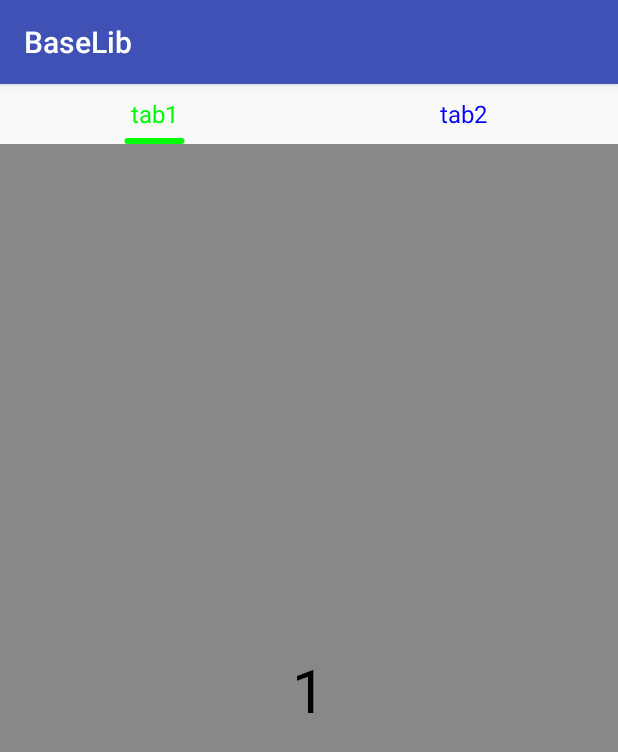
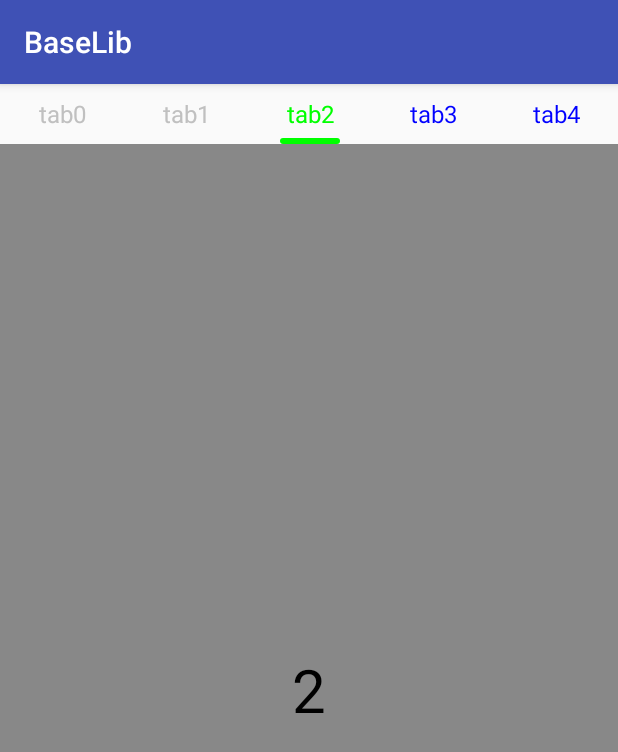
Before and after one commit to zhumingwei/BaseUI, an Android app: the screen it shows after launch (CustomTabActivity), on a phone screen of 412 x 824 dp. Shown: the top 752 px of the screen. Run offline under Robolectric (Android 15) with nearby library versions, the phone set to English and light mode, and no system bars.

Commit message:
自定义可以禁用tab的tablayout

```diff
--- a/app/src/main/java/com/bond/baselib/CustomTabActivity.kt
+++ b/app/src/main/java/com/bond/baselib/CustomTabActivity.kt
@@ -27,9 +27,10 @@ class CustomTabActivity : AppCompatActivity() {
         setContentView(R.layout.activity_custom_tab)
         customTab = findViewById(R.id.customTab)
         viewPager = findViewById(R.id.viewpager)
-        pagerAdapter = MyPagerAdapter(3)
+        pagerAdapter = MyPagerAdapter(5)
         customTab.setupWithViewPagerAdapter(viewpager,pagerAdapter)
         customTab.setDisable(0)
+        customTab.setDisable(1)
     }
 
      inner class MyPagerAdapter (size:Int):PagerAdapter(){
--- a/app/src/main/res/layout/activity_custom_tab.xml
+++ b/app/src/main/res/layout/activity_custom_tab.xml
@@ -10,10 +10,10 @@
         android:layout_width="match_parent"
         android:layout_height="40dp"
         app:mtabBackground="#ff0000"
+        app:mtabMode="fixed"
         app:tabIndicatorColor="#00ff00"
         app:tabIndicatorHeight="4dp"
         app:tabIndicatorWidth="40dp"
-        app:mtabMode="fixed"
         app:tabSelectedTextColor="#00ff00"
         app:tabTextAppearance="@style/BuyEpisode"
         app:tabTextColor="#0000ff">
--- a/baseui/src/main/java/com/bond/baseui/widget/CustomTabLayout.kt
+++ b/baseui/src/main/java/com/bond/baseui/widget/CustomTabLayout.kt
@@ -70,6 +70,10 @@ class CustomTabLayout @JvmOverloads constructor(
     var mode: Int = MODE_FIXED
     val disableSet: MutableSet<Int> = mutableSetOf()
     val scrollOffset = 52
+    //默认禁用颜色，xml文件可以改
+    val defaultDisableColor by lazy {
+        Color.parseColor("#C0C0C0")
+    }
 
     init {
         if (!isInEditMode) {
@@ -91,6 +95,7 @@ class CustomTabLayout @JvmOverloads constructor(
                 tabTextSize = taa.getDimensionPixelSize(android.support.v7.appcompat.R.styleable.TextAppearance_android_textSize, 0)
                 tabColorStateList = taa.getColorStateList(
                         android.support.v7.appcompat.R.styleable.TextAppearance_android_textColor)
+
             } catch (e: Exception) {
 
             } finally {
@@ -101,11 +106,24 @@ class CustomTabLayout @JvmOverloads constructor(
                     // If we have an explicit text color set, use it instead
                     tabColorStateList = ta.getColorStateList(R.styleable.CustomTabLayout_tabTextColor)
                 }
-                if (ta.hasValue(R.styleable.CustomTabLayout_tabSelectedTextColor)) {
-                    val selected = ta.getColor(R.styleable.CustomTabLayout_tabSelectedTextColor, 0)
-                    tabColorStateList = createColorStateList(tabColorStateList?.getDefaultColor()
-                            ?: Color.BLACK, selected)
+
+                if (ta.hasValue(R.styleable.CustomTabLayout_tabSelectedTextColor) || ta.hasValue(R.styleable.CustomTabLayout_tabDisableTextColor)) {
+                    var selected = 0
+                    if (ta.hasValue(R.styleable.CustomTabLayout_tabSelectedTextColor)) {
+                        selected = tabColorStateList?.getColorForState(View.SELECTED_STATE_SET, selected) ?: selected
+                        selected = ta.getColor(R.styleable.CustomTabLayout_tabSelectedTextColor, selected)
+                    }
+
+                    var disableColor = defaultDisableColor
+                    if (ta.hasValue(R.styleable.CustomTabLayout_tabDisableTextColor)) {
+                        disableColor = tabColorStateList?.getColorForState(intArrayOf(-android.R.attr.state_enabled), disableColor) ?: disableColor
+                        disableColor = ta.getColor(R.styleable.CustomTabLayout_tabDisableTextColor, disableColor)
+                    }
+                    tabColorStateList = createColorStateList(tabColorStateList?.defaultColor
+                            ?: Color.BLACK, selected, disableColor)
                 }
+
+
                 if (ta.hasValue(R.styleable.CustomTabLayout_mtabBackground)) {
                     tabBackgroundResId = ta.getResourceId(R.styleable.CustomTabLayout_mtabBackground, 0)
                 }
@@ -136,7 +154,6 @@ class CustomTabLayout @JvmOverloads constructor(
         }
     }
 
-    //TODO tab不能减少，偏移量，点击事件需要考虑，重新计算
     fun setDisable(index: Int) {
         disableSet.add(index)
         delegeteAdater?.notifyDataSetChanged()
@@ -149,19 +166,24 @@ class CustomTabLayout @JvmOverloads constructor(
         delegeteAdater = DelegatePagerAdapter(adapter, disableSet)
         vp.adapter = delegeteAdater
         viewPager?.addOnPageChangeListener(pagListener)
+        tabsContainer.removeAllViews()
+        for (i in 0 until getTabCount()) {
+            addTextTab(i, sourceAdapter?.getPageTitle(i))
+        }
         notifyDataSetChanged()
+
     }
 
 
     private fun notifyDataSetChanged() {
         //刷新界面
-        tabsContainer.removeAllViews()
+        //更新tab的style
+        updateTabStyles()
+
         for (i in 0 until getTabCount()) {
-            addTextTab(i, delegeteAdater?.getPageTitle(i))
+            tabsContainer.getChildAt(i).isEnabled = !disableSet.contains(i)
         }
 
-        //更新tab的style
-        updateTabStyles()
 
         viewTreeObserver.addOnGlobalLayoutListener(object : ViewTreeObserver.OnGlobalLayoutListener {
             override fun onGlobalLayout() {
@@ -170,14 +192,13 @@ class CustomTabLayout @JvmOverloads constructor(
                 } else {
                     viewTreeObserver.removeGlobalOnLayoutListener(this)
                 }
-                currentPosition = viewPager?.currentItem ?: 0
+                currentPosition = delegeteAdater?.realPosition(viewPager?.currentItem ?: 0) ?: 0
                 val child = tabsContainer.getChildAt(currentPosition)
                 child?.let {
                     child.isSelected = true
                     scrollToChild(currentPosition, 0)
                 }
             }
-
         })
     }
 
@@ -212,12 +233,15 @@ class CustomTabLayout @JvmOverloads constructor(
         }
 
         if (currentPositionOffset > 0 && currentPosition < getTabCount() - 1) {
-            val nextTab = tabsContainer.getChildAt(currentPosition + 1)
-            val nextLineOffset = getLineOffset(nextTab)
-            val nextLineLeft = nextTab.left + left + lineOffset
-            val nextLineRight = nextTab.right + left - lineOffset
-            lineLeft = (currentPositionOffset * nextLineLeft + (1f - currentPositionOffset) * lineLeft)
-            lineRight = (currentPositionOffset * nextLineRight + (1f - currentPositionOffset) * lineRight)
+            val nextPosition = getNextEnablePosition(currentPosition)
+            if (nextPosition != -1) {
+                val nextTab = tabsContainer.getChildAt(nextPosition)
+                val nextLineOffset = getLineOffset(nextTab)
+                val nextLineLeft = nextTab.left + left + nextLineOffset
+                val nextLineRight = nextTab.right + left - nextLineOffset
+                lineLeft = (currentPositionOffset * nextLineLeft + (1f - currentPositionOffset) * lineLeft)
+                lineRight = (currentPositionOffset * nextLineRight + (1f - currentPositionOffset) * lineRight)
+            }
         }
         canvas?.drawPath(Path().apply {
             val hih = indicatorHeight / 2
@@ -232,8 +256,18 @@ class CustomTabLayout @JvmOverloads constructor(
         }, indicatorPaint)
     }
 
+    private fun getNextEnablePosition(position: Int): Int {
+        var mposition = position
+        while (position < getTabCount()) {
+            if (tabsContainer.getChildAt(++mposition).isEnabled) {
+                return mposition
+            }
+        }
+        return -1
+    }
+
     private fun getLineOffset(currentView: View): Float {
-        //TODO
+
         if (indicatorWidth != 0) {
             return (currentView.measuredWidth - indicatorWidth) / 2f
         } else {
@@ -273,7 +307,7 @@ class CustomTabLayout @JvmOverloads constructor(
 
 
     private fun getTabCount(): Int {
-        return delegeteAdater?.count ?: 0
+        return sourceAdapter?.count ?: 0
     }
 
     private fun scrollToChild(position: Int, offset: Int) {
@@ -294,10 +328,14 @@ class CustomTabLayout @JvmOverloads constructor(
 
     }
 
-    private fun createColorStateList(defaultColor: Int, selectedColor: Int): ColorStateList {
-        val states = arrayOfNulls<IntArray>(2)
-        val colors = IntArray(2)
+    private fun createColorStateList(defaultColor: Int, selectedColor: Int, disableColor: Int): ColorStateList {
+        val states = arrayOfNulls<IntArray>(3)
+        val colors = IntArray(3)
         var i = 0
+
+        states[i] = intArrayOf(-android.R.attr.state_enabled)
+        colors[i] = disableColor
+        i++
 
         states[i] = View.SELECTED_STATE_SET
         colors[i] = selectedColor
@@ -306,7 +344,7 @@ class CustomTabLayout @JvmOverloads constructor(
         // Default enabled state
         states[i] = View.EMPTY_STATE_SET
         colors[i] = defaultColor
-        i++
+//        i++
 
         return ColorStateList(states, colors)
     }
@@ -321,39 +359,45 @@ class CustomTabLayout @JvmOverloads constructor(
         }
 
         override fun onPageScrolled(position: Int, positionOffset: Float, positionOffsetPixels: Int) {
-            Log.d("vp", "onPageScrolled $position | $positionOffset | $positionOffsetPixels")
-            if (position >= tabsContainer.childCount) {
+            val realPosition: Int = delegeteAdater!!.realPosition(position)
+            if (realPosition >= tabsContainer.childCount) {
                 return
             }
-            currentPosition = position
+
+            currentPosition = realPosition
             currentPositionOffset = positionOffset
 
-            val child = tabsContainer.getChildAt(position)
+            val child = tabsContainer.getChildAt(realPosition)
             var offset = 0
             if (child != null) {
                 offset = (positionOffset * child.width).toInt()
             }
-            scrollToChild(position, offset)
+            scrollToChild(realPosition, offset)
 
             invalidate()
         }
 
         override fun onPageSelected(position: Int) {
             Log.d("vp", "onPageSelected $position")
-            if (position >= tabsContainer.childCount) {
+            val realPosition: Int = delegeteAdater!!.realPosition(position)
+            if (realPosition >= tabsContainer.childCount) {
 
             }
             for (i in 0 until tabsContainer.childCount) {
-                tabsContainer.getChildAt(i).isSelected = position == i
+                tabsContainer.getChildAt(i).isSelected = realPosition == i
             }
         }
     }
 
     val mTabClick: OnClickListener = OnClickListener { v ->
-        var position: Int = v?.getTag() as Int ?: 0
+        val position: Int = v?.getTag() as? Int ?: 0
+        val vpPosition: Int = delegeteAdater!!.vpPosition(position)
+        if (vpPosition==-1){
+            return@OnClickListener
+        }
         val current = viewPager?.currentItem
-        if (current != position) {
-            viewPager?.setCurrentItem(position, true)
+        if (current != vpPosition) {
+            viewPager?.setCurrentItem(vpPosition, true)
         }
     }
 
@@ -379,15 +423,32 @@ class CustomTabLayout @JvmOverloads constructor(
             return result
         }
 
+        //TODO 算法希望优化
         fun realPosition(position: Int): Int {
-            //小转大
+            //vp的position转真实的position
             var result = position
-            for (i in 0..position) {
-                if (disableSet.contains(i)) {
+            for (i in 0 until pa.count) {
+                if (disableSet.contains(i)&& result>=i) {
                     result++
                 }
             }
             return Math.min(pa.count - 1, result)
+        }
+
+        //-1表示已经被禁用
+        //todo 算法希望优化
+        fun vpPosition(position: Int): Int {
+            if (disableSet.contains(position)){
+                return -1
+            }
+            //真实的position转vp position
+            var result = position
+            for (i in 0..position) {
+                if (disableSet.contains(i)) {
+                    result--
+                }
+            }
+            return Math.max(0, result)
         }
 
         override fun getPageTitle(position: Int): CharSequence? {
--- a/baseui/src/main/res/values/attrs.xml
+++ b/baseui/src/main/res/values/attrs.xml
@@ -20,6 +20,7 @@
     <declare-styleable name="CustomTabLayout">
         <attr name="tabTextAppearance" format="reference"></attr>
         <attr name="tabSelectedTextColor" format="color|reference"></attr>
+        <attr name="tabDisableTextColor" format="color|reference"></attr>
         <attr name="tabTextColor" format="color|reference"></attr>
         <attr name="mtabBackground" format="color|reference"></attr>
         <attr name="tabIndicatorColor" format="color|reference"></attr>
```
